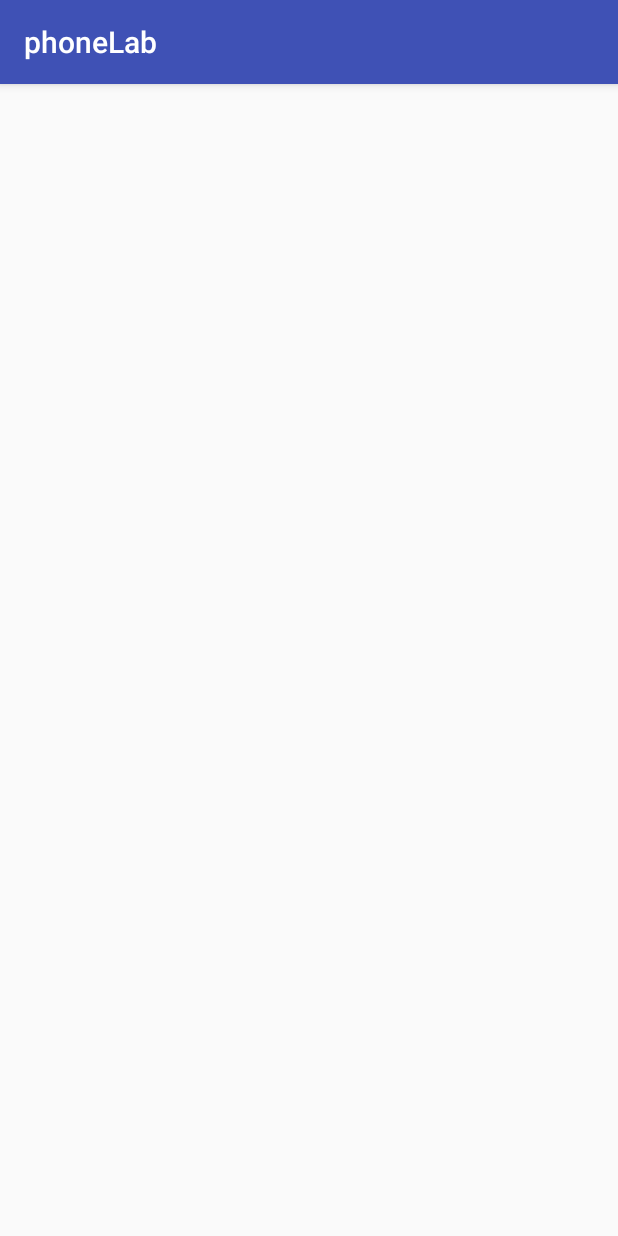
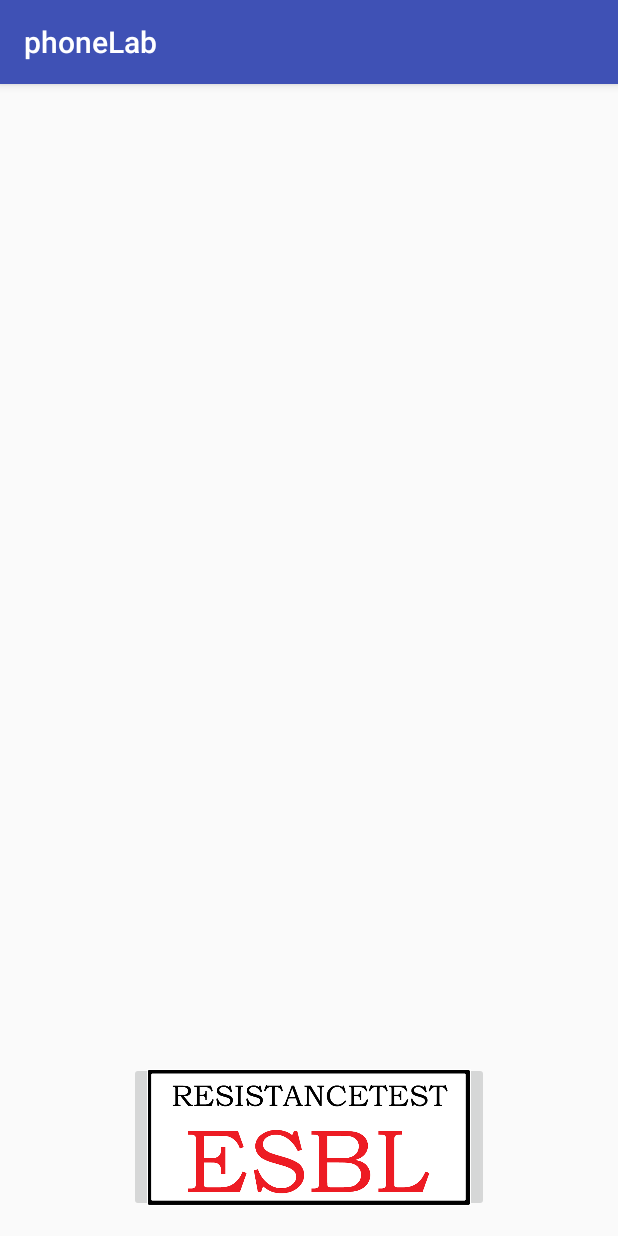
Before and after one commit to tcpaul/iGEMapp, an Android app: the DisplayTest screen opened directly, with no data from a screen before it, on a phone screen of 412 x 824 dp. Run offline under Robolectric (Android 15) with nearby library versions, the phone set to English and light mode, and no system bars.

Commit message:
first try

```diff
--- a/app/src/main/java/com/example/edu/exigem/DisplayTest.java
+++ b/app/src/main/java/com/example/edu/exigem/DisplayTest.java
@@ -35,6 +35,14 @@ public class DisplayTest extends AppCompatActivity {
         // layout.addView(textView2);
        // imageView = (ImageView) findViewById(R.id.imageview);
        // mClass = new MainActivity();
+    }
+    public void doTest(View view2) {
+        Intent intent = new Intent(this, DisplayResult.class);
+        // EditText editText = (EditText) findViewById(R.id.edit_message);
+        // String message = editText.getText().toString();
+        //intent.putExtra(EXTRA_MESSAGE, message);
+        startActivity(intent);
+        // Do something in response to button
     }
 
 
--- a/app/src/main/res/layout/activity_display_test.xml
+++ b/app/src/main/res/layout/activity_display_test.xml
@@ -1,5 +1,6 @@
 <?xml version="1.0" encoding="utf-8"?>
 <RelativeLayout xmlns:android="http://schemas.android.com/apk/res/android"
+    xmlns:app="http://schemas.android.com/apk/res-auto"
     xmlns:tools="http://schemas.android.com/tools"
     android:layout_width="match_parent"
     android:layout_height="match_parent"
@@ -31,4 +32,14 @@
         android:layout_centerHorizontal="true"
         android:layout_above="@+id/button_image"/>-->
 
+   <ImageButton
+       android:layout_width="240dp"
+       android:layout_height="100dp"
+       android:scaleType="centerCrop"
+       app:srcCompat="@drawable/testa"
+       android:layout_alignParentBottom="true"
+       android:layout_centerHorizontal="true"
+       android:id="@+id/imageButton2"
+       android:clickable="true"
+       android:onClick="doTest"/>
 </RelativeLayout>
--- /dev/null
+++ b/app/src/main/res/values-v21/styles.xml
@@ -0,0 +1,9 @@
+<resources>
+
+    <style name="AppTheme.NoActionBar">
+        <item name="windowActionBar">false</item>
+        <item name="windowNoTitle">true</item>
+        <item name="android:windowDrawsSystemBarBackgrounds">true</item>
+        <item name="android:statusBarColor">@android:color/transparent</item>
+    </style>
+</resources>
--- a/app/src/main/res/values/dimens.xml
+++ b/app/src/main/res/values/dimens.xml
@@ -2,4 +2,5 @@
     <!-- Default screen margins, per the Android Design guidelines. -->
     <dimen name="activity_horizontal_margin">16dp</dimen>
     <dimen name="activity_vertical_margin">16dp</dimen>
+    <dimen name="fab_margin">16dp</dimen>
 </resources>
--- a/app/src/main/res/values/strings.xml
+++ b/app/src/main/res/values/strings.xml
@@ -6,4 +6,5 @@
     <string name="title_activity_fullscreen">FullscreenActivity</string>
     <string name="dummy_button">Dummy Button</string>
     <string name="dummy_content">Information.</string>
+    <string name="title_activity_display_result">DisplayResult</string>
 </resources>
--- a/app/src/main/res/values/styles.xml
+++ b/app/src/main/res/values/styles.xml
@@ -20,4 +20,13 @@
         <item name="android:background">@color/black_overlay</item>
     </style>
 
+    <style name="AppTheme.NoActionBar">
+        <item name="windowActionBar">false</item>
+        <item name="windowNoTitle">true</item>
+    </style>
+
+    <style name="AppTheme.AppBarOverlay" parent="ThemeOverlay.AppCompat.Dark.ActionBar" />
+
+    <style name="AppTheme.PopupOverlay" parent="ThemeOverlay.AppCompat.Light" />
+
 </resources>
--- a/build.gradle
+++ b/build.gradle
@@ -5,7 +5,7 @@ buildscript {
         jcenter()
     }
     dependencies {
-        classpath 'com.android.tools.build:gradle:2.1.3'
+        classpath 'com.android.tools.build:gradle:2.2.1'
 
         // NOTE: Do not place your application dependencies here; they belong
         // in the individual module build.gradle files
```
Also changed, not shown: app/src/main/AndroidManifest.xml (+9 -4 lines), app/src/main/java/com/example/edu/exigem/DisplayResult.java (added, +29 -0 lines), app/src/main/res/layout/activity_display_result.xml (added, +41 -0 lines), app/src/main/res/layout/content_display_result.xml (added, +16 -0 lines), app/src/main/res/drawable/testa.png, 5 other files.
